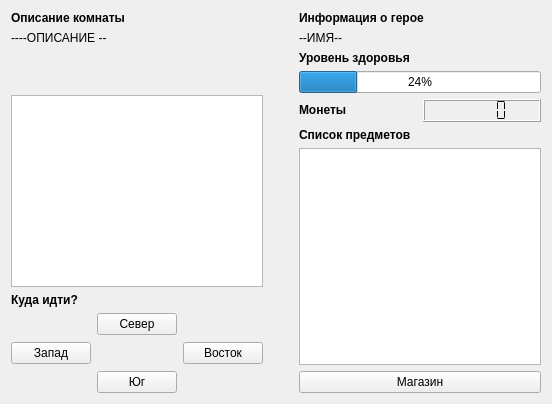
The window that game/ui/mainwindow.ui (LosYear/qt-practice) describes before a commit, drawn with Qt 5.
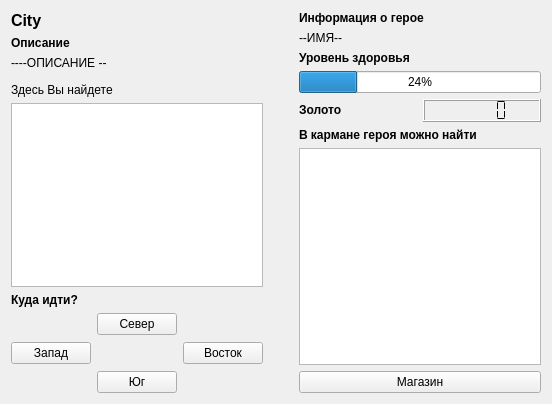
The same window after the commit.

```diff
--- a/game/ui/mainwindow.ui
+++ b/game/ui/mainwindow.ui
@@ -25,10 +25,24 @@
      <layout class="QHBoxLayout" name="horizontalLayout">
       <item>
        <layout class="QVBoxLayout" name="directionsLayout">
+        <item>
+         <widget class="QLabel" name="cityNameLabel">
+          <property name="font">
+           <font>
+            <pointsize>12</pointsize>
+            <weight>75</weight>
+            <bold>true</bold>
+           </font>
+          </property>
+          <property name="text">
+           <string>City</string>
+          </property>
+         </widget>
+        </item>
         <item>
          <widget class="QLabel" name="label">
           <property name="text">
-           <string>&lt;html&gt;&lt;head/&gt;&lt;body&gt;&lt;p&gt;&lt;span style=&quot; font-weight:600;&quot;&gt;Описание комнаты&lt;/span&gt;&lt;/p&gt;&lt;/body&gt;&lt;/html&gt;</string>
+           <string>&lt;html&gt;&lt;head/&gt;&lt;body&gt;&lt;p&gt;&lt;span style=&quot; font-weight:600;&quot;&gt;Описание&lt;/span&gt;&lt;/p&gt;&lt;/body&gt;&lt;/html&gt;</string>
           </property>
          </widget>
         </item>
@@ -58,6 +72,13 @@
           </property>
          </spacer>
         </item>
+        <item>
+         <widget class="QLabel" name="label_3">
+          <property name="text">
+           <string>Здесь Вы найдете</string>
+          </property>
+         </widget>
+        </item>
         <item>
          <widget class="QListWidget" name="roomItems"/>
         </item>
@@ -181,7 +202,7 @@
           <item>
            <widget class="QLabel" name="label_7">
             <property name="text">
-             <string>&lt;html&gt;&lt;head/&gt;&lt;body&gt;&lt;p&gt;&lt;span style=&quot; font-weight:600;&quot;&gt;Монеты&lt;/span&gt;&lt;/p&gt;&lt;/body&gt;&lt;/html&gt;</string>
+             <string>&lt;html&gt;&lt;head/&gt;&lt;body&gt;&lt;p&gt;&lt;span style=&quot; font-weight:600;&quot;&gt;Золото&lt;/span&gt;&lt;/p&gt;&lt;/body&gt;&lt;/html&gt;</string>
             </property>
            </widget>
           </item>
@@ -197,7 +218,7 @@
         <item>
          <widget class="QLabel" name="label_8">
           <property name="text">
-           <string>&lt;html&gt;&lt;head/&gt;&lt;body&gt;&lt;p&gt;&lt;span style=&quot; font-weight:600;&quot;&gt;Список предметов&lt;/span&gt;&lt;/p&gt;&lt;/body&gt;&lt;/html&gt;</string>
+           <string>&lt;html&gt;&lt;head/&gt;&lt;body&gt;&lt;p&gt;&lt;span style=&quot; font-weight:600;&quot;&gt;В кармане героя можно найти&lt;/span&gt;&lt;/p&gt;&lt;/body&gt;&lt;/html&gt;</string>
           </property>
          </widget>
         </item>
```
